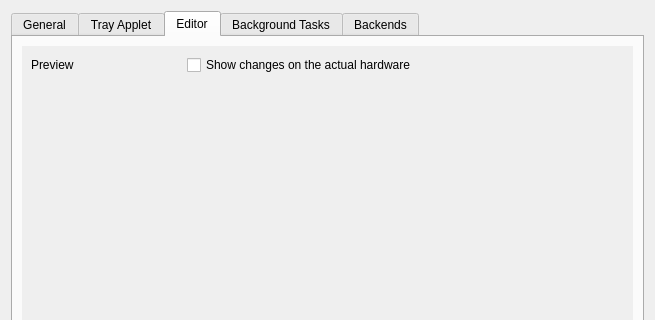
This is data/qt/preferences.ui in polychromatic/polychromatic as Qt 5 draws it before an edit; both pictures show x 0 to 655 and y 0 to 320 of the 655 by 471 pixel window. The edited form follows.
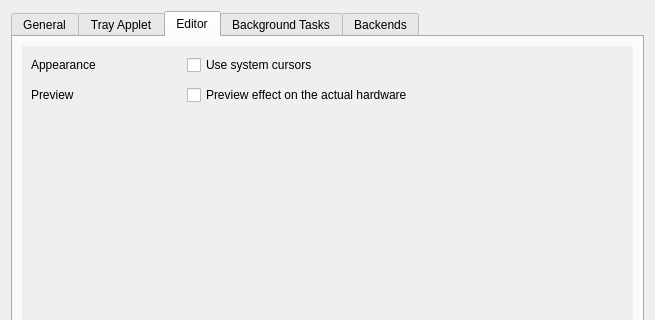
This is the edited form. The open tabs and pages were chosen to show the change. Icons and pictures are not drawn.

Commit message: editor: Add preference for native 'system' cursors

Patch:
```diff
--- a/data/qt/preferences.ui
+++ b/data/qt/preferences.ui
@@ -493,7 +493,21 @@
            <property name="verticalSpacing">
             <number>10</number>
            </property>
-           <item row="0" column="0">
+           <item row="2" column="1">
+            <widget class="QCheckBox" name="LivePreview">
+             <property name="text">
+              <string>Preview effect on the actual hardware</string>
+             </property>
+            </widget>
+           </item>
+           <item row="0" column="1">
+            <widget class="QCheckBox" name="UseSystemCursors">
+             <property name="text">
+              <string>Use system cursors</string>
+             </property>
+            </widget>
+           </item>
+           <item row="2" column="0">
             <widget class="QLabel" name="LivePreviewLabel">
              <property name="minimumSize">
               <size>
@@ -506,10 +520,16 @@
              </property>
             </widget>
            </item>
-           <item row="0" column="1">
-            <widget class="QCheckBox" name="LivePreview">
+           <item row="0" column="0">
+            <widget class="QLabel" name="UseSystemCursorsLabel">
+             <property name="minimumSize">
+              <size>
+               <width>150</width>
+               <height>0</height>
+              </size>
+             </property>
              <property name="text">
-              <string>Show changes on the actual hardware</string>
+              <string>Appearance</string>
              </property>
             </widget>
            </item>
```
Left out of the diff: 4 changed lines with no effect on the pictures. The commit also changes 4 other files.
